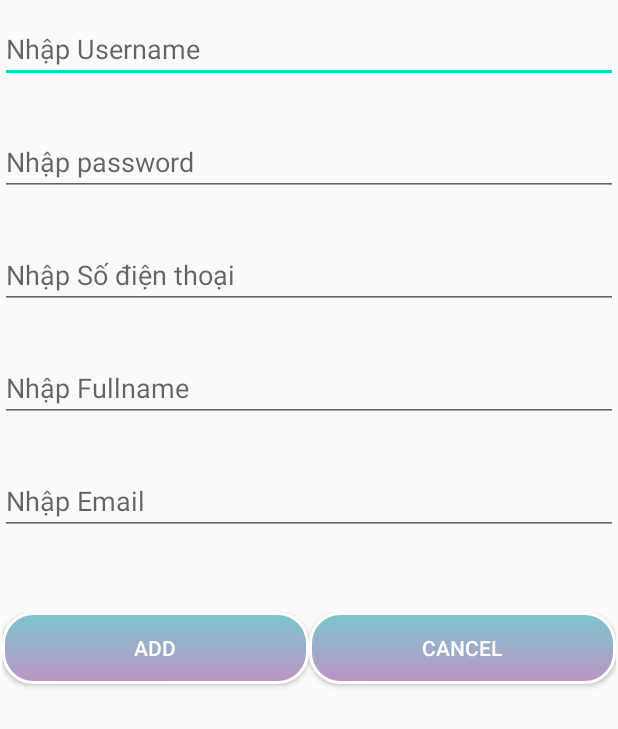
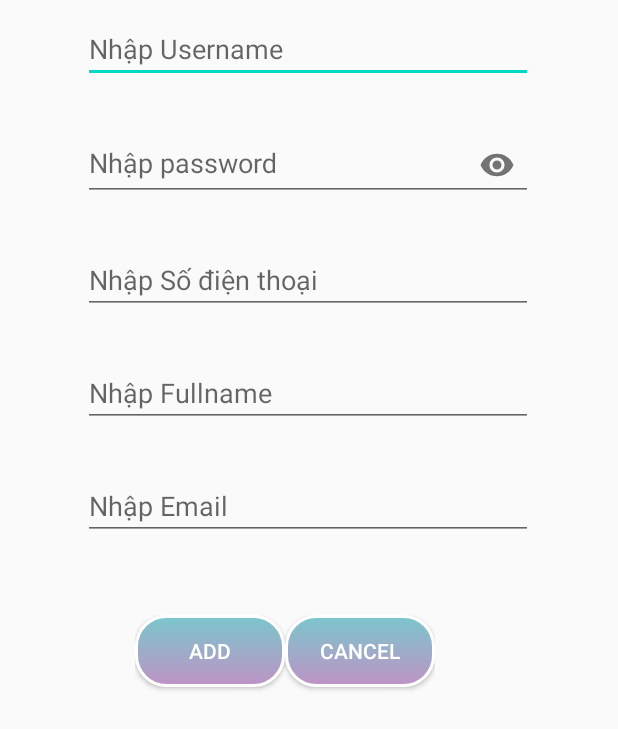
Before and after one commit to Dinogy/DuanMOB204_4, an Android app: the layout add_user_dialog.xml on its own in the app's theme, with its tools: preview values and no code run, on a phone screen of 412 x 824 dp. Shown: the top 729 px of the screen. Run offline under Robolectric (Android 15) with nearby library versions, the phone set to English and light mode, and no system bars.

Commit message:
add part4

```diff
--- a/app/src/main/res/layout/add_user_dialog.xml
+++ b/app/src/main/res/layout/add_user_dialog.xml
@@ -1,13 +1,14 @@
-<?xml version="1.0" encoding="utf-8"?>
-<LinearLayout
-    xmlns:android="http://schemas.android.com/apk/res/android" android:layout_width="match_parent"
-    android:layout_height="match_parent">
 <?xml version="1.0" encoding="utf-8"?>
 <LinearLayout xmlns:android="http://schemas.android.com/apk/res/android"
     android:layout_width="match_parent"
     android:layout_height="match_parent"
+    xmlns:app="http://schemas.android.com/apk/res-auto"
     android:orientation="vertical">
-
+    <LinearLayout
+        android:layout_width="300dp"
+        android:orientation="vertical"
+        android:layout_marginLeft="55dp"
+        android:layout_height="wrap_content">
         <EditText
             android:id="@+id/edusername"
             android:layout_width="match_parent"
@@ -17,13 +18,20 @@
             android:paddingTop="20dp"
             android:hint="Nhập Username" />
 
-        <EditText
+        <com.google.android.material.textfield.TextInputLayout
+            android:layout_width="match_parent"
+            android:layout_height="wrap_content"
+            android:paddingTop="20dp"
+            app:passwordToggleEnabled="true"
+            app:hintEnabled="true">
+
+            <com.google.android.material.textfield.TextInputEditText
                 android:id="@+id/edpassword"
                 android:layout_width="match_parent"
                 android:layout_height="wrap_content"
-            android:ems="10"
-            android:paddingTop="40dp"
-            android:hint="Nhập password" />
+                android:hint="Nhập password"
+                android:inputType="textPassword" />
+        </com.google.android.material.textfield.TextInputLayout>
 
         <EditText
             android:id="@+id/edphonenumber"
@@ -53,15 +61,12 @@
             android:paddingTop="40dp"
             android:hint="Nhập Email" />
 
+    </LinearLayout>
+
     <LinearLayout
-
-            android:layout_width="409dp"
-            android:layout_height="278dp"
-            android:layout_marginStart="1dp"
-            android:layout_marginLeft="1dp"
-            android:layout_marginTop="1dp"
-            android:layout_marginEnd="1dp"
-            android:layout_marginRight="1dp"
+        android:layout_width="200dp"
+        android:layout_height="200dp"
+        android:layout_marginLeft="90dp"
         android:orientation="horizontal"
         android:paddingTop="50dp">
 
@@ -84,4 +89,3 @@
             android:textColor="#ffff" />
     </LinearLayout>
 </LinearLayout>
-</LinearLayout>
```
Also changed, not shown: app/src/main/java/com/example/duanmob204/DAO/UserDAO.java (+56 -5 lines), app/src/main/java/com/example/duanmob204/HomeScreenActivity.java (+8 -0 lines), app/src/main/java/com/example/duanmob204/UserManageScreenActivity.java (+15 -16 lines), app/src/main/java/com/example/duanmob204/adapter/UserAdapter.java (added, +67 -0 lines), app/src/main/java/com/example/duanmob204/model/User.java (+2 -63 lines), app/src/main/res/layout/alert_add_user.xml (+16 -13 lines), app/src/main/res/layout/user_adapter.xml (added, +41 -0 lines), app/src/main/res/menu/add.xml (+7 -2 lines), app/src/main/res/drawable-v24/add.png (added), app/src/main/res/drawable-v24/delete.png (added), app/src/main/res/drawable-v24/delete2.png (added), app/src/main/res/drawable-v24/user2.png (added). Lines whose indentation alone changed are shown as unchanged.
